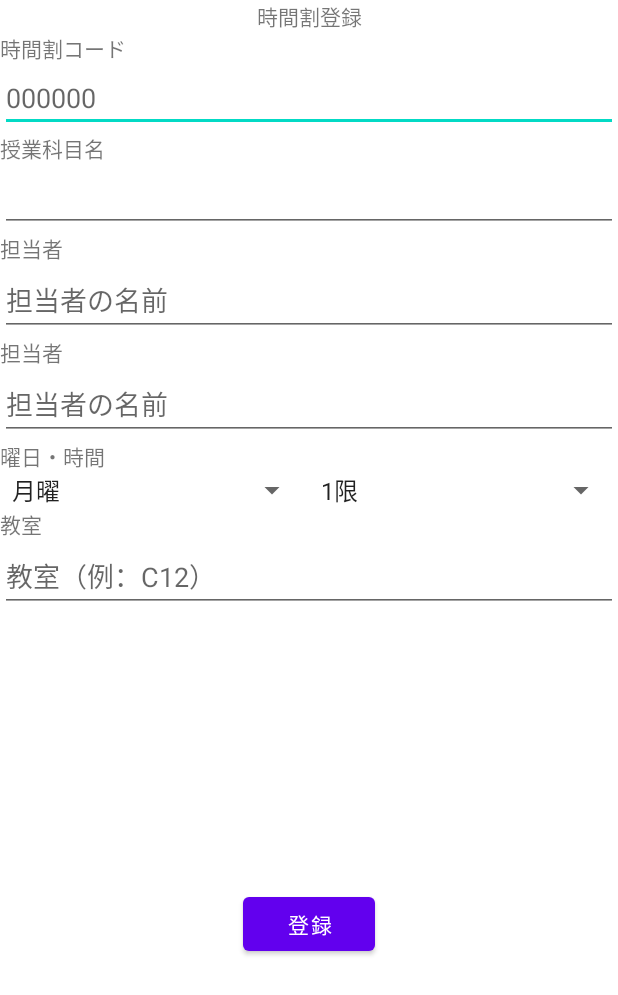
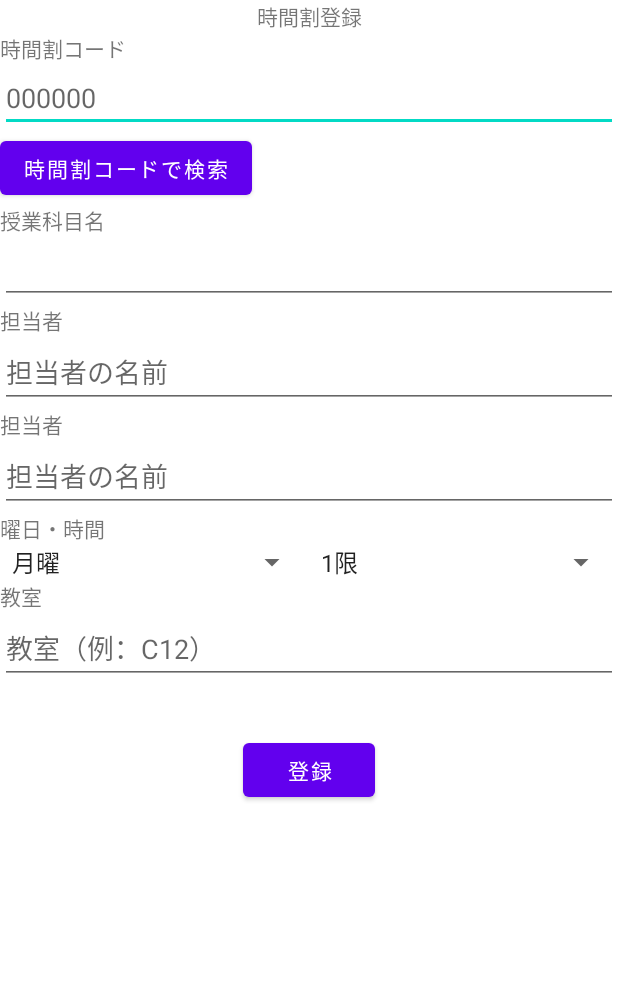
Before and after one commit to intinfo-tsudoi/TomidaiApp, an Android app: the TimetableRegistrationActivity screen opened directly, with no data from a screen before it, on a phone screen of 412 x 824 dp. Shown: the top 995 px of the screen. Run offline under Robolectric (Android 15) with nearby library versions, the phone set to English and light mode, and no system bars.

Commit message:
ちょっと修正

```diff
--- a/app/src/main/java/com/dryad/tomidaiapp/ListData.kt
+++ b/app/src/main/java/com/dryad/tomidaiapp/ListData.kt
@@ -17,12 +17,12 @@ import android.os.Looper
 class ListData : AppCompatActivity() {
     override fun onCreate(savedInstanceState: Bundle?) {
         super.onCreate(savedInstanceState)
-        println("kokomadekitayo")
+        //println("kokomadekitayo")
         setContentView(R.layout.activity_list_data)
         val intent = intent
         getdata = intent.getStringExtra("SEND_DATA").toString()
         println(getdata)
-        println("kokomadekitayo")
+        //println("kokomadekitayo")
     }
 
     var getdata = ""
--- a/app/src/main/java/com/dryad/tomidaiapp/TimetableRegistrationActivity.kt
+++ b/app/src/main/java/com/dryad/tomidaiapp/TimetableRegistrationActivity.kt
@@ -15,7 +15,7 @@ class TimetableRegistrationActivity : AppCompatActivity() {
         setContentView(R.layout.activity_timetable_registration)
 
         // Spinnerの取得
-        val spinner = findViewById<Spinner>(R.id.spinner)
+        val spinner = findViewById<Spinner>(R.id.spinner1)
         val spinner2 = findViewById<Spinner>(R.id.spinner2)
 
         // Adapterの生成
--- a/app/src/main/res/layout/activity_timetable_registration.xml
+++ b/app/src/main/res/layout/activity_timetable_registration.xml
@@ -19,7 +19,7 @@
         android:id="@+id/textView2"
         android:layout_width="match_parent"
         android:layout_height="wrap_content"
-        android:text="時間割コード"
+        android:text="@string/formname_subjectcode"
         app:layout_constraintStart_toStartOf="parent"
         app:layout_constraintTop_toBottomOf="@+id/textView" />
 
@@ -33,13 +33,15 @@
         app:layout_constraintStart_toStartOf="parent"
         app:layout_constraintTop_toBottomOf="@+id/textView2" />
 
+
+
     <TextView
         android:id="@+id/textView3"
         android:layout_width="match_parent"
         android:layout_height="wrap_content"
         android:text="授業科目名"
         app:layout_constraintStart_toStartOf="parent"
-        app:layout_constraintTop_toBottomOf="@+id/editTextNumber" />
+        app:layout_constraintTop_toBottomOf="@+id/button5" />
 
     <EditText
         android:id="@+id/editText"
@@ -95,9 +97,13 @@
         app:layout_constraintTop_toBottomOf="@+id/editText3" />
 
     <Spinner
-        android:id="@+id/spinner"
+        android:id="@+id/spinner1"
         android:layout_width="205dp"
         android:layout_height="wrap_content"
+        android:entries="@array/day_list"
+        android:layout_weight="1"
+        app:layout_constraintHorizontal_bias="0.5"
+        app:layout_constraintHorizontal_chainStyle="spread"
         app:layout_constraintStart_toStartOf="parent"
         app:layout_constraintTop_toBottomOf="@+id/textView6" />
 
@@ -105,10 +111,11 @@
         android:id="@+id/spinner2"
         android:layout_width="205dp"
         android:layout_height="wrap_content"
-        android:layout_marginStart="205dp"
-        android:layout_marginLeft="205dp"
+        android:entries="@array/time_list"
+        android:layout_weight="1"
+        app:layout_constraintHorizontal_bias="0.5"
         app:layout_constraintEnd_toEndOf="parent"
-        app:layout_constraintStart_toStartOf="parent"
+        app:layout_constraintStart_toEndOf="@+id/spinner1"
         app:layout_constraintTop_toBottomOf="@+id/textView6" />
 
     <TextView
@@ -117,7 +124,7 @@
         android:layout_height="wrap_content"
         android:text="教室"
         app:layout_constraintStart_toStartOf="parent"
-        app:layout_constraintTop_toBottomOf="@+id/spinner" />
+        app:layout_constraintTop_toBottomOf="@+id/spinner1" />
 
     <EditText
         android:id="@+id/editText4"
@@ -130,6 +137,14 @@
         app:layout_constraintTop_toBottomOf="@+id/textView7" />
 
     <Button
+        android:id="@+id/button5"
+        android:layout_width="wrap_content"
+        android:layout_height="wrap_content"
+        android:text="時間割コードで検索"
+        app:layout_constraintStart_toStartOf="parent"
+        app:layout_constraintTop_toBottomOf="@+id/editTextNumber" />
+
+    <Button
         android:id="@+id/button3"
         android:layout_width="wrap_content"
         android:layout_height="wrap_content"
@@ -137,6 +152,8 @@
         app:layout_constraintBottom_toBottomOf="parent"
         app:layout_constraintEnd_toEndOf="parent"
         app:layout_constraintStart_toStartOf="parent"
-        app:layout_constraintTop_toBottomOf="@+id/editText4" />
+        app:layout_constraintTop_toBottomOf="@+id/editText" />
+
+
 
 </androidx.constraintlayout.widget.ConstraintLayout>
--- a/app/src/main/res/values/strings.xml
+++ b/app/src/main/res/values/strings.xml
@@ -16,4 +16,29 @@
     <string name="hello_first_fragment">Hello first fragment</string>
     <string name="hello_second_fragment">Hello second fragment. Arg: %1$s</string>
     <string name="title_activity_view">View</string>
+
+    /*時間割登録フォーム*/
+    <string name="formname_subjectcode">時間割コード</string>
+    <string name="formname_subjectname">科目名</string>
+    <string name="formname_teacher">教員名</string>
+    <string name="formname_date">曜日・時間</string>
+    <string name="formname_room">教室</string>
+    <string-array name="day_list">
+        <item>曜日</item>>
+        <item>月</item>
+        <item>火</item>
+        <item>水</item>
+        <item>木</item>
+        <item>金</item>
+    </string-array>
+    <string-array name="time_list">
+        <item>時限</item>
+        <item>１限</item>
+        <item>２限</item>
+        <item>３限</item>
+        <item>４限</item>
+        <item>５限</item>
+        <item>６限</item>
+        <item>７限</item>
+    </string-array>
 </resources>
```
